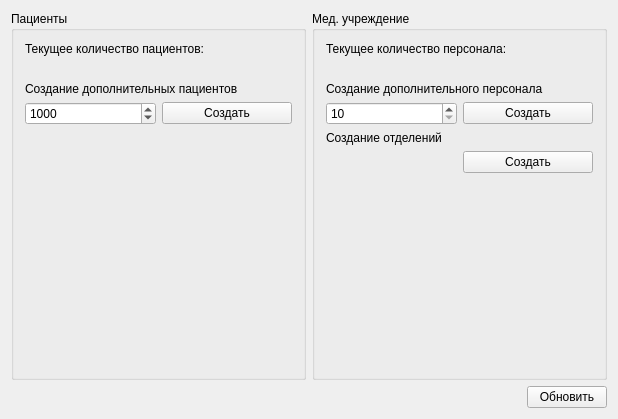
Qt form src/dummy_db/maindummydatabasewidget.ui (megakoko/m-system) before a commit.
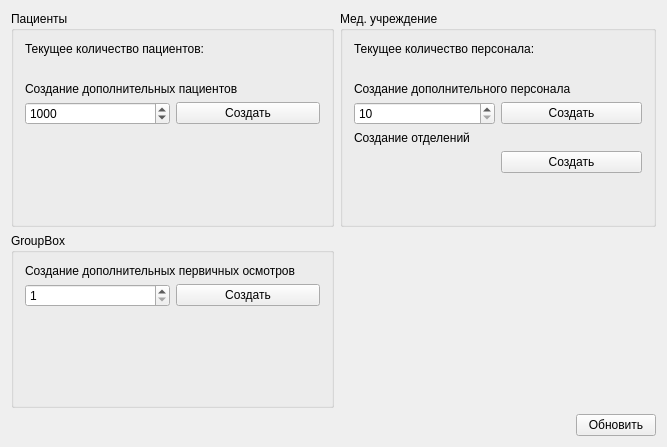
The same form after that commit.

Commit message: Добавил генерацию первичного осмотра.

What changed in the file:
```diff
--- a/src/dummy_db/maindummydatabasewidget.ui
+++ b/src/dummy_db/maindummydatabasewidget.ui
@@ -6,8 +6,8 @@
    <rect>
     <x>0</x>
     <y>0</y>
-    <width>618</width>
-    <height>419</height>
+    <width>667</width>
+    <height>447</height>
    </rect>
   </property>
   <property name="windowTitle">
@@ -166,7 +166,7 @@
      </layout>
     </widget>
    </item>
-   <item row="1" column="0" colspan="2">
+   <item row="2" column="0" colspan="2">
     <layout class="QHBoxLayout" name="horizontalLayout">
      <item>
       <spacer name="horizontalSpacer">
@@ -190,6 +190,55 @@
      </item>
     </layout>
    </item>
+   <item row="1" column="0">
+    <widget class="QGroupBox" name="groupBox_3">
+     <property name="title">
+      <string>GroupBox</string>
+     </property>
+     <layout class="QGridLayout" name="gridLayout_4">
+      <item row="0" column="0" colspan="2">
+       <widget class="QLabel" name="label_6">
+        <property name="text">
+         <string>Создание дополнительных первичных осмотров</string>
+        </property>
+        <property name="wordWrap">
+         <bool>true</bool>
+        </property>
+       </widget>
+      </item>
+      <item row="2" column="0" colspan="2">
+       <spacer name="verticalSpacer_3">
+        <property name="orientation">
+         <enum>Qt::Vertical</enum>
+        </property>
+        <property name="sizeHint" stdset="0">
+         <size>
+          <width>295</width>
+          <height>40</height>
+         </size>
+        </property>
+       </spacer>
+      </item>
+      <item row="1" column="1">
+       <widget class="QPushButton" name="m_createExaminations">
+        <property name="text">
+         <string>Создать</string>
+        </property>
+       </widget>
+      </item>
+      <item row="1" column="0">
+       <widget class="QSpinBox" name="m_createExaminationsCount">
+        <property name="minimum">
+         <number>1</number>
+        </property>
+        <property name="maximum">
+         <number>10</number>
+        </property>
+       </widget>
+      </item>
+     </layout>
+    </widget>
+   </item>
   </layout>
  </widget>
  <layoutdefault spacing="6" margin="11"/>
```
Left out of the diff: 26 changed lines with no effect on the pictures. The commit also changes 2 other files.
